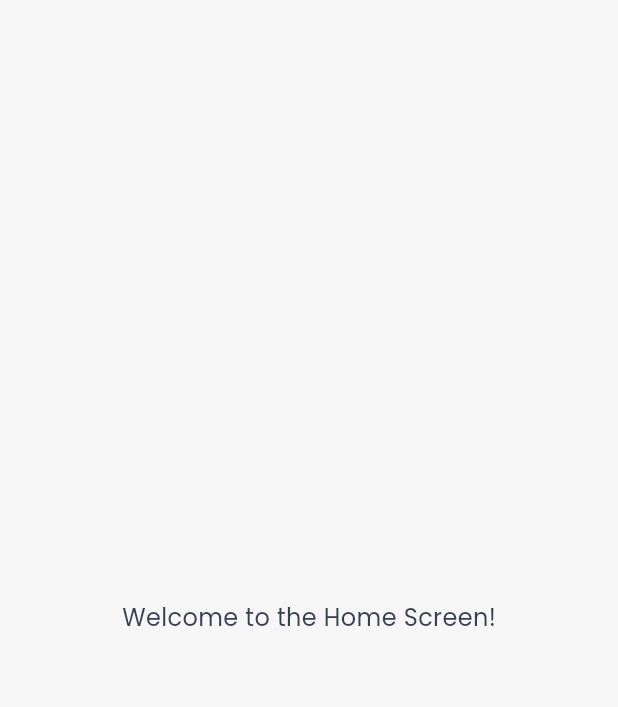
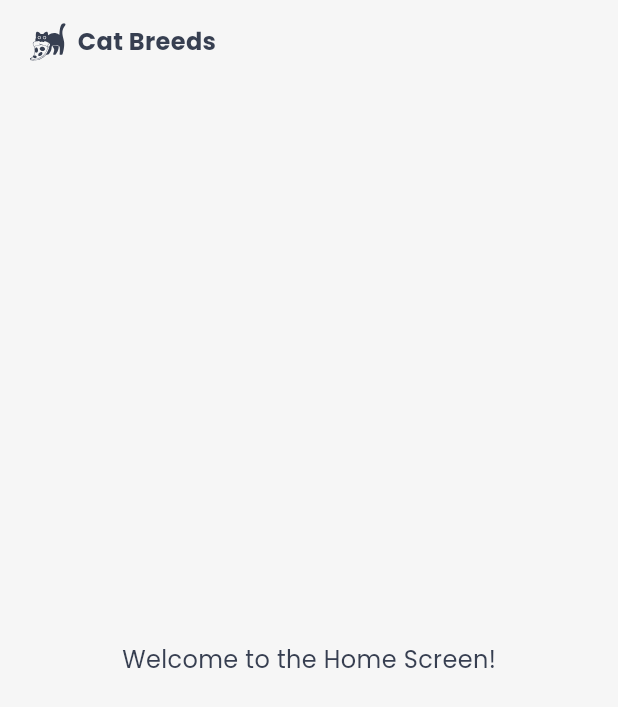
Before and after one commit to DAArbelaez/cat_breeds_app, a Flutter app: the screen it shows after launch, on a phone screen of 412 x 824 dp. Shown: the top 707 px of the screen. Run offline on Flutter 3.47's test engine with Material 3 defaults, Android fonts, the phone set to English and light mode, and no system bars; our stand-ins replace flutter_riverpod, flutter_svg, go_router, google_fonts, riverpod_annotation; generated files the repository leaves out were written again.

Commit message:
Add custom app bar

```diff
--- /dev/null
+++ b/lib/core/constants/icons.dart
@@ -0,0 +1,9 @@
+import 'package:cat_breeds_app/core/constants/dimens.dart';
+import 'package:cat_breeds_app/core/constants/palette.dart';
+import 'package:flutter/material.dart' show Icon, Icons;
+
+const kBackArrowIcon = Icon(
+  Icons.arrow_back_outlined,
+  color: Palette.textColor,
+  size: Dimens.d20,
+);
--- /dev/null
+++ b/lib/features/common/widgets/custom_appbar/custom_appbar.dart
@@ -0,0 +1,50 @@
+import 'package:cat_breeds_app/core/constants/dimens.dart';
+import 'package:cat_breeds_app/core/constants/icons.dart';
+import 'package:cat_breeds_app/core/constants/text_styles.dart';
+import 'package:cat_breeds_app/features/common/widgets/cat_breeds_logo.dart';
+import 'package:flutter/material.dart';
+
+class CustomAppbar extends StatelessWidget implements PreferredSizeWidget {
+  const CustomAppbar({super.key});
+
+  /// Use the Appbar from flutter to set Appbar height
+  @override
+  Size get preferredSize => const Size.fromHeight(kToolbarHeight);
+
+  @override
+  Widget build(BuildContext context) {
+    bool canPop = Navigator.canPop(context);
+    return SafeArea(
+      child: Container(
+        padding: const EdgeInsets.symmetric(horizontal: Dimens.d20),
+        child: Column(
+          mainAxisAlignment: MainAxisAlignment.center,
+          children: [
+            Row(
+              mainAxisAlignment: MainAxisAlignment.start,
+              children: [
+                Visibility(
+                  visible: canPop,
+                  child: IconButton(
+                    constraints: const BoxConstraints(minHeight: Dimens.d0),
+                    padding: const EdgeInsets.fromLTRB(Dimens.d0, Dimens.d0, Dimens.d8, Dimens.d4),
+                    splashColor: Colors.transparent,
+                    onPressed: () {
+                      if (canPop) {
+                        Navigator.pop(context);
+                      }
+                    },
+                    icon: kBackArrowIcon,
+                  ),
+                ),
+                CatBreedsLogo(size: Dimens.d25),
+                const SizedBox(width: Dimens.d8),
+                Text('Cat Breeds', style: AppTextStyle.bodyMedium.copyWith(fontWeight: FontWeight.w700)),
+              ],
+            ),
+          ],
+        ),
+      ),
+    );
+  }
+}
--- a/lib/features/home/presentation/home_screen.dart
+++ b/lib/features/home/presentation/home_screen.dart
@@ -1,3 +1,4 @@
+import 'package:cat_breeds_app/features/common/widgets/custom_appbar/custom_appbar.dart';
 import 'package:flutter/material.dart';
 
 class HomeScreen extends StatelessWidget {
@@ -6,6 +7,7 @@ class HomeScreen extends StatelessWidget {
   @override
   Widget build(BuildContext context) {
     return Scaffold(
+      appBar: CustomAppbar(),
       body: Center(
         child: Text(
           'Welcome to the Home Screen!',
--- a/lib/features/splash/presentation/controller/splash_controller.dart
+++ b/lib/features/splash/presentation/controller/splash_controller.dart
@@ -15,6 +15,6 @@ class SplashController extends _$SplashController {
     await Future.delayed(const Duration(seconds: 2));
 
     // Navigate to the home screen
-    ref.read(goRouterProvider).pushNamed(Routes.home.name);
+    ref.read(goRouterProvider).goNamed(Routes.home.name);
   }
 }
```
